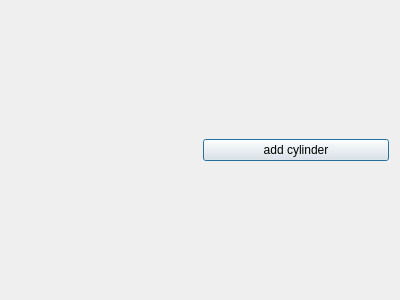
Qt form ui/cyldialog.ui (ScreamingUdder/Qt3D-Examples) before a commit.
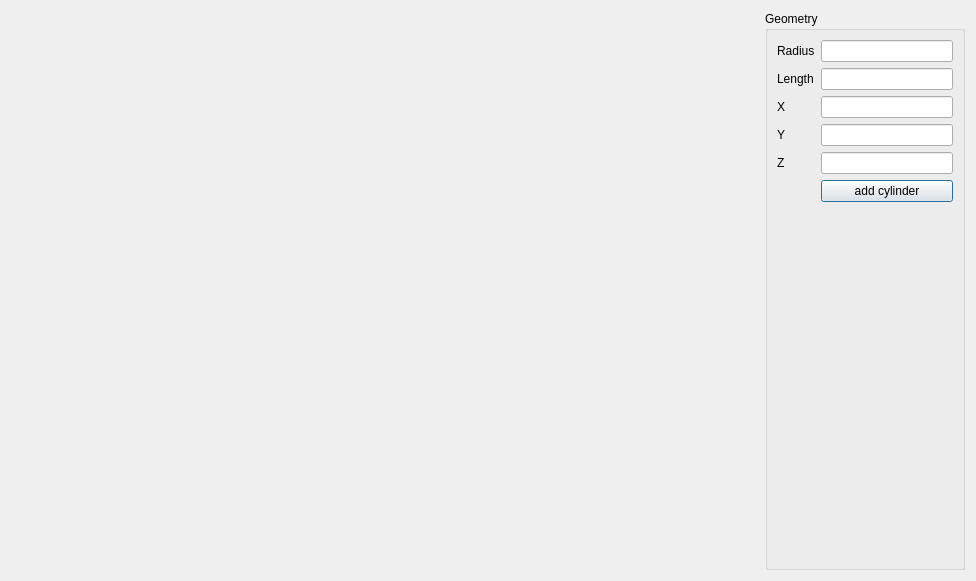
The same form after that commit.

Commit message: cylinder dialog

Patch:
```diff
--- a/ui/cyldialog.ui
+++ b/ui/cyldialog.ui
@@ -6,8 +6,8 @@
    <rect>
     <x>0</x>
     <y>0</y>
-    <width>400</width>
-    <height>300</height>
+    <width>976</width>
+    <height>581</height>
    </rect>
   </property>
   <property name="windowTitle">
@@ -18,10 +18,87 @@
     <widget class="QWidget" name="widget" native="true"/>
    </item>
    <item>
-    <widget class="QPushButton" name="pushButton">
-     <property name="text">
-      <string>add cylinder</string>
+    <widget class="QGroupBox" name="groupBox">
+     <property name="sizePolicy">
+      <sizepolicy hsizetype="Preferred" vsizetype="Preferred">
+       <horstretch>0</horstretch>
+       <verstretch>0</verstretch>
+      </sizepolicy>
      </property>
+     <property name="minimumSize">
+      <size>
+       <width>0</width>
+       <height>0</height>
+      </size>
+     </property>
+     <property name="maximumSize">
+      <size>
+       <width>200</width>
+       <height>16777215</height>
+      </size>
+     </property>
+     <property name="title">
+      <string>Geometry</string>
+     </property>
+     <layout class="QFormLayout" name="formLayout">
+      <item row="0" column="0">
+       <widget class="QLabel" name="label">
+        <property name="text">
+         <string>Radius</string>
+        </property>
+       </widget>
+      </item>
+      <item row="0" column="1">
+       <widget class="QLineEdit" name="radiusLineEdit"/>
+      </item>
+      <item row="1" column="0">
+       <widget class="QLabel" name="label_2">
+        <property name="text">
+         <string>Length</string>
+        </property>
+       </widget>
+      </item>
+      <item row="1" column="1">
+       <widget class="QLineEdit" name="lengthLineEdit"/>
+      </item>
+      <item row="5" column="1">
+       <widget class="QPushButton" name="pushButton">
+        <property name="text">
+         <string>add cylinder</string>
+        </property>
+       </widget>
+      </item>
+      <item row="2" column="1">
+       <widget class="QLineEdit" name="xLineEdit"/>
+      </item>
+      <item row="2" column="0">
+       <widget class="QLabel" name="label_3">
+        <property name="text">
+         <string>X</string>
+        </property>
+       </widget>
+      </item>
+      <item row="3" column="1">
+       <widget class="QLineEdit" name="yLineEdit"/>
+      </item>
+      <item row="4" column="1">
+       <widget class="QLineEdit" name="zLineEdit"/>
+      </item>
+      <item row="3" column="0">
+       <widget class="QLabel" name="label_4">
+        <property name="text">
+         <string>Y</string>
+        </property>
+       </widget>
+      </item>
+      <item row="4" column="0">
+       <widget class="QLabel" name="label_5">
+        <property name="text">
+         <string>Z</string>
+        </property>
+       </widget>
+      </item>
+     </layout>
     </widget>
    </item>
   </layout>
```
The commit also changes 3 other files.
